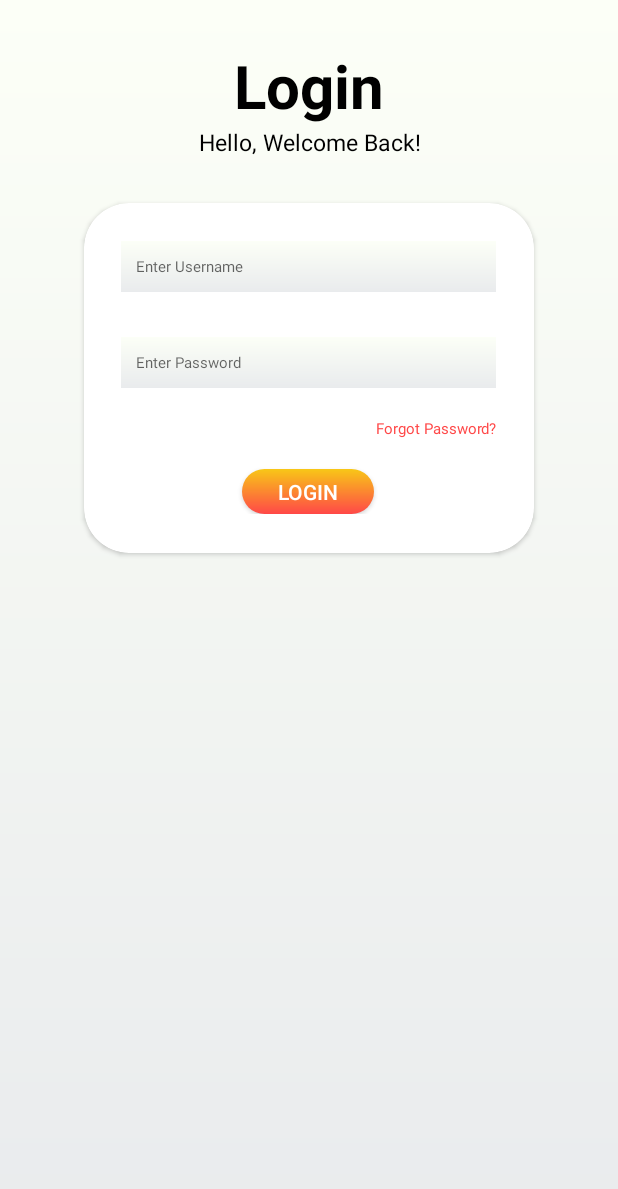
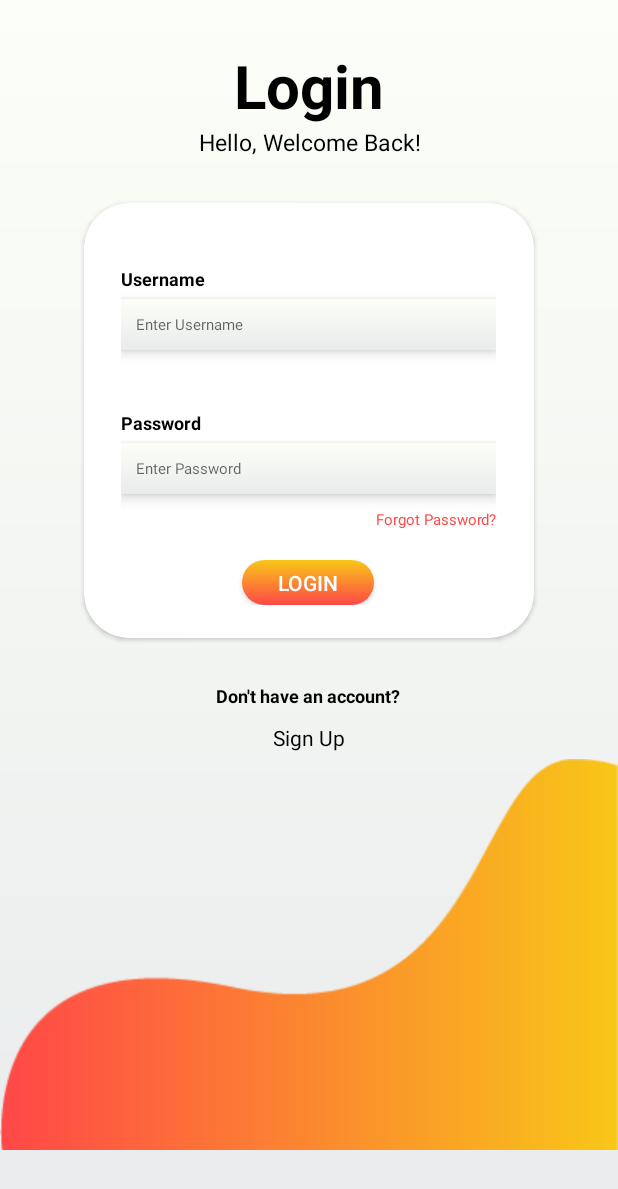
Before and after one commit to Zeerooo-dev/Learnify, an Android app: the screen it shows after launch (MainActivity), on a phone screen of 412 x 824 dp. Shown: the top 1189 px of the screen. Run offline under Robolectric (Android 15) with nearby library versions, the phone set to English and light mode, and no system bars.

Commit message:
Updated Login page

```diff
--- a/app/src/main/res/layout/activity_main.xml
+++ b/app/src/main/res/layout/activity_main.xml
@@ -34,10 +34,10 @@
 
     <androidx.cardview.widget.CardView
         android:layout_width="300dp"
-        android:layout_height="233dp"
-        android:layout_gravity="center"
+        android:layout_height="290dp"
+        android:layout_gravity="center_horizontal"
         android:layout_marginTop="30dp"
-        android:elevation="50dp"
+        android:padding="200px"
         app:cardCornerRadius="30dp">
 
         <LinearLayout
@@ -46,11 +46,20 @@
             android:layout_gravity="center"
             android:orientation="vertical">
 
+            <TextView
+                android:layout_width="match_parent"
+                android:layout_height="wrap_content"
+                android:layout_marginTop="20dp"
+                android:gravity="start"
+                android:text="Username"
+                android:textSize="12sp"
+                android:textColor="@color/black"
+                android:textStyle="bold"
+                android:paddingBottom="5dp"/>
+
 
             <EditText
                 android:id="@+id/editTextTextEmailAddress"
-
-
                 android:layout_width="250dp"
                 android:layout_height="wrap_content"
                 android:background="@drawable/bg_gradient"
@@ -58,12 +67,24 @@
                 android:hint="Enter Username"
                 android:inputType="textEmailAddress"
                 android:padding="10dp"
-                android:textSize="10dp" />
+                android:textSize="10dp"
+                android:elevation="5dp"/>
 
 
             <Space
                 android:layout_width="match_parent"
-                android:layout_height="30dp" />
+                android:layout_height="20dp" />
+
+            <TextView
+                android:layout_width="match_parent"
+                android:layout_height="wrap_content"
+                android:layout_marginTop="20dp"
+                android:gravity="start"
+                android:text="Password"
+                android:textSize="12sp"
+                android:textColor="@color/black"
+                android:textStyle="bold"
+                android:paddingBottom="5dp"/>
 
             <EditText
                 android:id="@+id/editTextPassword"
@@ -74,12 +95,13 @@
                 android:hint="Enter Password"
                 android:inputType="text"
                 android:padding="10dp"
-                android:textSize="10dp" />
+                android:textSize="10dp"
+                android:elevation="5dp"/>
 
             <TextView
                 android:layout_width="match_parent"
                 android:layout_height="wrap_content"
-                android:layout_marginTop="20dp"
+                android:layout_marginTop="10dp"
                 android:gravity="right"
                 android:text="Forgot Password?"
                 android:textColor="@color/red"
@@ -97,8 +119,33 @@
                 android:textColor="@color/white" />
         </LinearLayout>
 
-
     </androidx.cardview.widget.CardView>
 
+    <TextView
+        android:id="@+id/DontHaveAccount"
+        android:layout_width="wrap_content"
+        android:layout_height="wrap_content"
+        android:layout_gravity="center"
+        android:layout_marginTop="30dp"
+        android:gravity="center_horizontal"
+        android:text="Don't have an account?"
+        android:textColor="@color/black"
+        android:textSize="12sp"
+        android:textStyle="bold" />
+
+    <TextView
+        android:id="@+id/SignUpLink"
+        android:layout_width="wrap_content"
+        android:layout_height="wrap_content"
+        android:layout_gravity="center_horizontal"
+        android:layout_marginTop="10dp"
+        android:text="Sign Up"
+        android:textColor="@color/black" />
+
+    <ImageView
+        android:layout_width="wrap_content"
+        android:layout_height="270dp"
+        android:layout_gravity="bottom"
+        android:src="@drawable/loginshape"/>
 
 </LinearLayout>
```
Also changed, not shown: app/src/main/res/drawable/loginshape.png (added).
